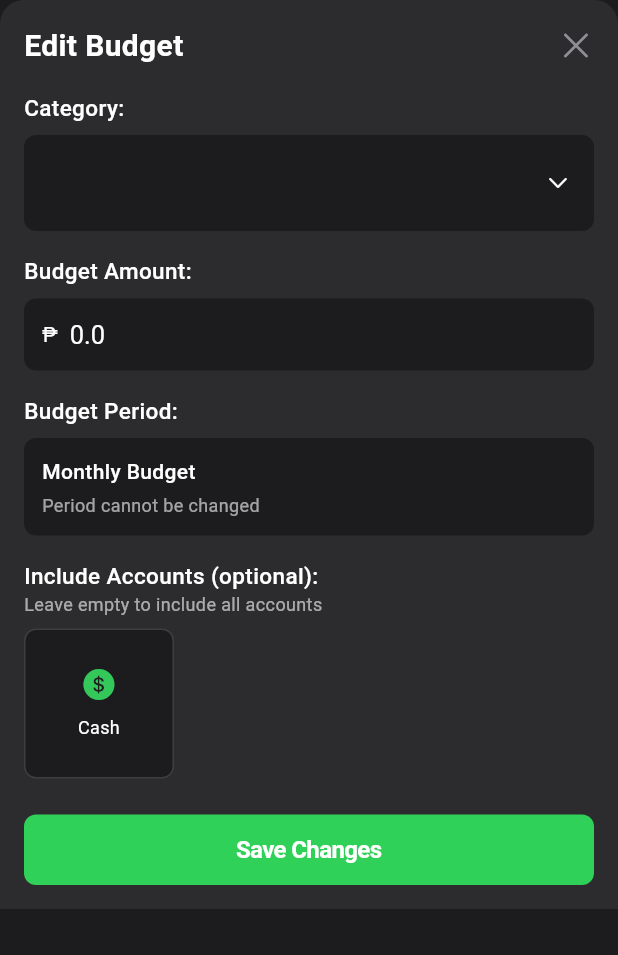
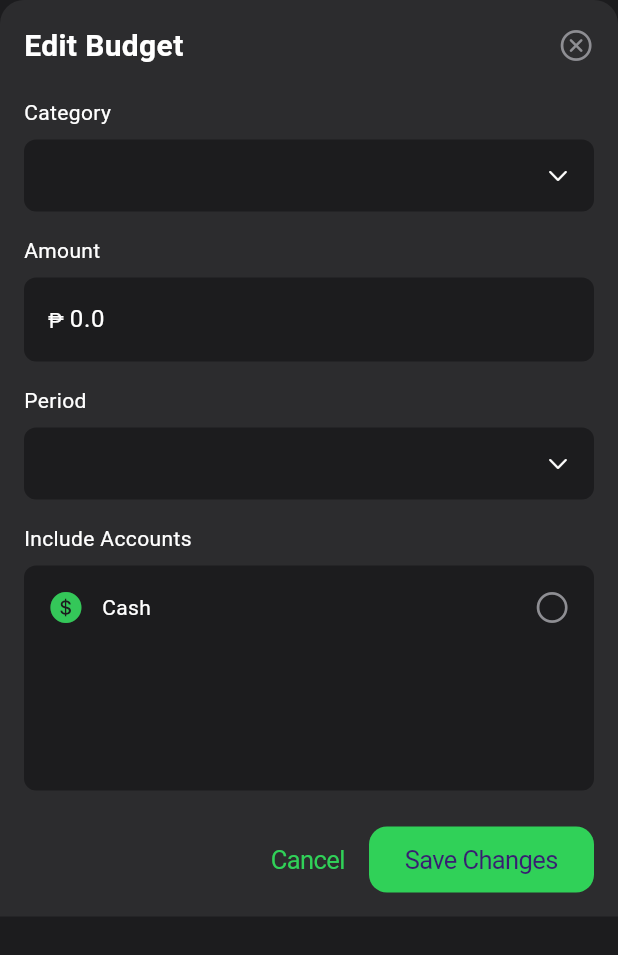
Before and after one commit to robthomas1120/budget_buddy, a Flutter app: the EditBudgetSheet widget shown alone on an empty page, opened directly with empty values, on a phone screen of 412 x 824 dp. Shown: the top 955 px of the screen. Run offline on Flutter 3.47's test engine with Material 3 defaults, Android fonts, the phone set to English and light mode, and no system bars; our stand-ins replace csv, file_picker, permission_handler, share_plus, shared_preferences, sqflite; accounts and stored records are empty.

Commit message:
fix edit budget

```diff
--- a/lib/widgets/budget_detail_sheet.dart
+++ b/lib/widgets/budget_detail_sheet.dart
@@ -27,11 +27,24 @@ class BudgetDetailSheet extends StatefulWidget {
 class _BudgetDetailSheetState extends State<BudgetDetailSheet> {
   List<Account> _associatedAccounts = [];
   bool _isLoading = true;
+  late String _selectedCategory; // Will be initialized in initState
+  late List<String> _categories; // Will be initialized in initState
 
   @override
   void initState() {
     super.initState();
     _loadAssociatedAccounts();
+
+    // Define standard categories
+    _categories = ["All", "Food", "Transportation", "Entertainment", "Utilities", "Shopping", "Education", "Others"];
+
+    // Add the budget's category if it's not already in the list
+    if (!_categories.contains(widget.budget.category)) {
+      _categories.add(widget.budget.category);
+    }
+
+    // Set initial category based on budget
+    _selectedCategory = widget.budget.category;
   }
 
   Future<void> _loadAssociatedAccounts() async {
@@ -195,24 +208,20 @@ class _BudgetDetailSheetState extends State<BudgetDetailSheet> {
               ),
             ),
             SizedBox(width: 8),
+            // Replaced with a non-dropdown UI element since this seems to be causing layout issues
             Container(
               padding: EdgeInsets.symmetric(horizontal: 8, vertical: 4),
               decoration: BoxDecoration(
-                color: budget.isOverBudget
-                    ? themeData.expenseColor.withOpacity(0.1)
-                    : themeData.primaryColor.withOpacity(0.1),
+                color: themeData.primaryColor.withOpacity(0.1),
                 borderRadius: BorderRadius.circular(10),
-                border: Border.all(color: Colors.transparent),  // Clear any borders
               ),
               child: Text(
-                budget.isOverBudget ? 'Over Budget' : 'Within Budget',
+                widget.budget.category,
                 style: TextStyle(
                   fontSize: 14,
                   fontWeight: FontWeight.w500,
-                  color: budget.isOverBudget
-                      ? themeData.expenseColor
-                      : themeData.primaryColor,
-                  decoration: TextDecoration.none,  // Explicitly remove decoration
+                  color: themeData.primaryColor,
+                  decoration: TextDecoration.none,
                 ),
               ),
             ),
--- a/lib/widgets/edit_budget_sheet.dart
+++ b/lib/widgets/edit_budget_sheet.dart
@@ -2,6 +2,7 @@
 
 import 'package:flutter/cupertino.dart';
 import 'package:flutter/material.dart';
+import 'package:intl/intl.dart';
 import 'package:provider/provider.dart';
 import '../database/database_helper.dart';
 import '../models/budget.dart';
@@ -23,24 +24,35 @@ class EditBudgetSheet extends StatefulWidget {
 }
 
 class _EditBudgetSheetState extends State<EditBudgetSheet> {
+  final _formKey = GlobalKey<FormState>();
   late TextEditingController _amountController;
   late String _selectedCategory;
+  late String _selectedPeriod;
   List<Account> _accounts = [];
-  late List<int> _selectedAccountIds;
+  List<int> _selectedAccountIds = [];
   bool _isLoading = true;
 
+  // Define your categories
   final List<String> _categories = [
-    'Food', 'Transportation', 'Entertainment', 'Housing',
-    'Shopping', 'Utilities', 'Healthcare', 'Education', 'Other'
+    "Food", "Transportation", "Entertainment", "Utilities",
+    "Shopping", "Education", "Others"
   ];
+
+  final List<String> _periods = ["weekly", "monthly"];
 
   @override
   void initState() {
     super.initState();
     _amountController = TextEditingController(text: widget.budget.amount.toString());
     _selectedCategory = widget.budget.category;
+    _selectedPeriod = widget.budget.period;
     _selectedAccountIds = widget.budget.accountIds ?? [];
     _loadAccounts();
+
+    // Make sure the category from the budget is in our list
+    if (!_categories.contains(_selectedCategory)) {
+      _categories.add(_selectedCategory);
+    }
   }
 
   @override
@@ -63,47 +75,22 @@ class _EditBudgetSheetState extends State<EditBudgetSheet> {
   }
 
   Future<void> _updateBudget() async {
-    // Validate inputs
-    if (_amountController.text.isEmpty) {
-      _showError('Please enter a budget amount');
-      return;
-    }
+    if (!_formKey.currentState!.validate()) return;
 
-    final amount = double.tryParse(_amountController.text);
-    if (amount == null || amount <= 0) {
-      _showError('Please enter a valid amount greater than zero');
-      return;
-    }
-
-    // Create updated budget object
-    final updatedBudget = widget.budget.copyWith(
+    final updatedBudget = Budget(
+      id: widget.budget.id,
       category: _selectedCategory,
-      amount: amount,
+      amount: double.parse(_amountController.text),
+      period: _selectedPeriod,
+      spent: widget.budget.spent,
+      startDate: widget.budget.startDate,
+      endDate: widget.budget.endDate,
       accountIds: _selectedAccountIds.isEmpty ? null : _selectedAccountIds,
     );
 
-    // Save to database
     await DatabaseHelper.instance.updateBudget(updatedBudget);
-
-    // Notify caller and close sheet
+    widget.onBudgetUpdated();
     Navigator.pop(context);
-    widget.onBudgetUpdated();
-  }
-
-  void _showError(String message) {
-    showCupertinoDialog(
-      context: context,
-      builder: (context) => CupertinoAlertDialog(
-        title: Text('Error'),
-        content: Text(message),
-        actions: [
-          CupertinoDialogAction(
-            child: Text('OK'),
-            onPressed: () => Navigator.pop(context),
-          ),
-        ],
-      ),
-    );
   }
 
   @override
@@ -111,13 +98,10 @@ class _EditBudgetSheetState extends State<EditBudgetSheet> {
     final themeProvider = Provider.of<ThemeProvider>(context);
     final themeData = themeProvider.currentThemeData;
 
-    return Container(
-      padding: EdgeInsets.only(
-        bottom: MediaQuery.of(context).viewInsets.bottom + 16,
-        top: 16,
-        left: 16,
-        right: 16,
-      ),
+    return Material(  // Add Material widget here
+      color: Colors.transparent,
+      child: Container(
+        padding: EdgeInsets.all(16),
         decoration: BoxDecoration(
           color: themeData.cardColor,
           borderRadius: BorderRadius.vertical(top: Radius.circular(16)),
@@ -126,31 +110,20 @@ class _EditBudgetSheetState extends State<EditBudgetSheet> {
           top: false,
           child: _isLoading
             ? Center(child: CupertinoActivityIndicator())
-            : SingleChildScrollView(
-                child: Column(
-                  mainAxisSize: MainAxisSize.min,
-                  crossAxisAlignment: CrossAxisAlignment.start,
-                  children: [
-                    _buildHeader(themeData),
-                    SizedBox(height: 16),
-                    _buildCategorySelector(themeData),
-                    SizedBox(height: 16),
-                    _buildAmountField(themeData),
-                    SizedBox(height: 16),
-                    _buildPeriodInfo(themeData),
-                    SizedBox(height: 16),
-                    _buildAccountSelector(themeData),
-                    SizedBox(height: 24),
-                    _buildSubmitButton(themeData),
-                  ],
-                ),
+            : _buildForm(themeData),
         ),
       ),
     );
   }
 
-  Widget _buildHeader(AppThemeData themeData) {
-    return Row(
+  Widget _buildForm(AppThemeData themeData) {
+    return Form(
+      key: _formKey,
+      child: Column(
+        mainAxisSize: MainAxisSize.min,
+        crossAxisAlignment: CrossAxisAlignment.stretch,
+        children: [
+          Row(
             mainAxisAlignment: MainAxisAlignment.spaceBetween,
             children: [
               Text(
@@ -163,36 +136,23 @@ class _EditBudgetSheetState extends State<EditBudgetSheet> {
               ),
               GestureDetector(
                 onTap: () => Navigator.pop(context),
-          child: Icon(CupertinoIcons.xmark, color: themeData.brightness == Brightness.dark
-              ? CupertinoColors.systemGrey : CupertinoColors.systemGrey),
+                child: Icon(CupertinoIcons.xmark_circle, color: CupertinoColors.systemGrey),
               ),
             ],
-    );
-  }
+          ),
+          SizedBox(height: 20),
 
-  Widget _buildCategorySelector(AppThemeData themeData) {
-    return Column(
-      crossAxisAlignment: CrossAxisAlignment.start,
-      children: [
-        Text(
-          'Category:',
-          style: TextStyle(
-            fontSize: 15,
-            fontWeight: FontWeight.w500,
-            color: themeData.textColor,
-          ),
-        ),
+          // Category Dropdown
+          Text('Category', style: TextStyle(color: themeData.textColor)),
           SizedBox(height: 8),
           Container(
-          padding: EdgeInsets.symmetric(horizontal: 16, vertical: 8),
+            padding: EdgeInsets.symmetric(horizontal: 16, vertical: 0),
             decoration: BoxDecoration(
               color: themeData.brightness == Brightness.dark
                   ? CupertinoColors.systemGrey6.darkColor
                   : CupertinoColors.systemGrey6,
               borderRadius: BorderRadius.circular(8),
             ),
-          child: DefaultTextStyle(
-            style: TextStyle(color: themeData.textColor),
             child: DropdownButtonHideUnderline(
               child: DropdownButton<String>(
                 value: _selectedCategory,
@@ -223,208 +183,170 @@ class _EditBudgetSheetState extends State<EditBudgetSheet> {
               ),
             ),
           ),
+          SizedBox(height: 16),
+
+          // Amount Input
+          Text('Amount', style: TextStyle(color: themeData.textColor)),
+          SizedBox(height: 8),
+          TextFormField(
+            controller: _amountController,
+            keyboardType: TextInputType.numberWithOptions(decimal: true),
+            decoration: InputDecoration(
+              fillColor: themeData.brightness == Brightness.dark
+                  ? CupertinoColors.systemGrey6.darkColor
+                  : CupertinoColors.systemGrey6,
+              filled: true,
+              border: OutlineInputBorder(
+                borderRadius: BorderRadius.circular(8),
+                borderSide: BorderSide.none,
               ),
-      ],
-    );
+              prefixText: '₱ ',
+              prefixStyle: TextStyle(color: themeData.textColor),
+            ),
+            style: TextStyle(color: themeData.textColor),
+            validator: (value) {
+              if (value == null || value.isEmpty) {
+                return 'Please enter an amount';
               }
+              if (double.tryParse(value) == null) {
+                return 'Please enter a valid number';
+              }
+              if (double.parse(value) <= 0) {
+                return 'Amount must be greater than zero';
+              }
+              return null;
+            },
+          ),
+          SizedBox(height: 16),
 
-  Widget _buildAmountField(AppThemeData themeData) {
-    return Column(
-      crossAxisAlignment: CrossAxisAlignment.start,
-      children: [
-        Text(
-          'Budget Amount:',
-          style: TextStyle(
-            fontSize: 15,
-            fontWeight: FontWeight.w500,
-            color: themeData.textColor,
-          ),
-        ),
+          // Period Dropdown
+          Text('Period', style: TextStyle(color: themeData.textColor)),
           SizedBox(height: 8),
-        CupertinoTextField(
-          controller: _amountController,
-          placeholder: '0.00',
-          prefix: Padding(
-            padding: EdgeInsets.only(left: 12),
-            child: Text('₱', style: TextStyle(color: themeData.textColor)),
-          ),
-          padding: EdgeInsets.symmetric(vertical: 12, horizontal: 8),
+          Container(
+            padding: EdgeInsets.symmetric(horizontal: 16, vertical: 0),
             decoration: BoxDecoration(
               color: themeData.brightness == Brightness.dark
                   ? CupertinoColors.systemGrey6.darkColor
                   : CupertinoColors.systemGrey6,
               borderRadius: BorderRadius.circular(8),
             ),
-          keyboardType: TextInputType.numberWithOptions(decimal: true),
+            child: DropdownButtonHideUnderline(
+              child: DropdownButton<String>(
+                value: _selectedPeriod,
+                isExpanded: true,
+                icon: Icon(CupertinoIcons.chevron_down, size: 16, color: themeData.textColor),
+                style: TextStyle(
+                  color: themeData.textColor,
+                  fontSize: 16,
+                ),
+                dropdownColor: themeData.cardColor,
+                borderRadius: BorderRadius.circular(8),
+                items: _periods.map((String period) {
+                  return DropdownMenuItem<String>(
+                    value: period,
+                    child: Text(
+                      period.capitalize(),
                       style: TextStyle(color: themeData.textColor),
                     ),
-      ],
                   );
+                }).toList(),
+                onChanged: (String? newValue) {
+                  if (newValue != null) {
+                    setState(() {
+                      _selectedPeriod = newValue;
+                    });
                   }
-
-  Widget _buildPeriodInfo(AppThemeData themeData) {
-    return Column(
-      crossAxisAlignment: CrossAxisAlignment.start,
-      children: [
-        Text(
-          'Budget Period:',
-          style: TextStyle(
-            fontSize: 15,
-            fontWeight: FontWeight.w500,
-            color: themeData.textColor,
+                },
               ),
             ),
+          ),
+          SizedBox(height: 16),
+
+          // Accounts Selection
+          Text('Include Accounts', style: TextStyle(color: themeData.textColor)),
           SizedBox(height: 8),
           Container(
-          width: double.infinity,
-          padding: EdgeInsets.all(12),
+            height: 150,
             decoration: BoxDecoration(
               color: themeData.brightness == Brightness.dark
                   ? CupertinoColors.systemGrey6.darkColor
                   : CupertinoColors.systemGrey6,
               borderRadius: BorderRadius.circular(8),
             ),
-          child: Column(
-            crossAxisAlignment: CrossAxisAlignment.start,
+            child: ListView.builder(
+              itemCount: _accounts.length,
+              padding: EdgeInsets.all(8),
+              itemBuilder: (context, index) {
+                final account = _accounts[index];
+                final isSelected = _selectedAccountIds.contains(account.id);
+
+                return Container(
+                  margin: EdgeInsets.only(bottom: 8),
+                  child: Material( // Add Material widget here for inkwell
+                    color: Colors.transparent,
+                    child: InkWell(
+                      onTap: () {
+                        setState(() {
+                          if (isSelected) {
+                            _selectedAccountIds.remove(account.id);
+                          } else {
+                            _selectedAccountIds.add(account.id!);
+                          }
+                        });
+                      },
+                      borderRadius: BorderRadius.circular(8),
+                      child: Padding(
+                        padding: EdgeInsets.all(8),
+                        child: Row(
                           children: [
-              Text(
-                widget.budget.period == 'weekly' ? 'Weekly Budget' : 'Monthly Budget',
-                style: TextStyle(
-                  color: themeData.textColor,
-                  fontWeight: FontWeight.w500,
+                            Icon(
+                              _getAccountIcon(account.type),
+                              color: _getAccountColor(account.type),
+                            ),
+                            SizedBox(width: 12),
+                            Expanded(
+                              child: Text(
+                                account.name,
+                                style: TextStyle(color: themeData.textColor),
                               ),
                             ),
-              SizedBox(height: 4),
-              Text(
-                'Period cannot be changed',
-                style: TextStyle(
-                  color: themeData.textColor.withOpacity(0.6),
-                  fontSize: 12,
-                ),
+                            Icon(
+                              isSelected
+                                  ? CupertinoIcons.checkmark_circle_fill
+                                  : CupertinoIcons.circle,
+                              color: isSelected
+                                  ? themeData.primaryColor
+                                  : CupertinoColors.systemGrey,
                             ),
                           ],
                         ),
                       ),
-      ],
-    );
-  }
-
-  Widget _buildAccountSelector(AppThemeData themeData) {
-    return Column(
-      crossAxisAlignment: CrossAxisAlignment.start,
-      children: [
-        Text(
-          'Include Accounts (optional):',
-          style: TextStyle(
-            fontSize: 15,
-            fontWeight: FontWeight.w500,
-            color: themeData.textColor,
-          ),
-        ),
-        Text(
-          'Leave empty to include all accounts',
-          style: TextStyle(
-            fontSize: 12,
-            color: themeData.textColor.withOpacity(0.6),
-          ),
-        ),
-        SizedBox(height: 8),
-        if (_accounts.isEmpty)
-          Text(
-            'No accounts found',
-            style: TextStyle(
-              fontSize: 14,
-              color: themeData.textColor.withOpacity(0.7),
-            ),
-          )
-        else
-          Container(
-            height: 100,
-            child: ListView.builder(
-              scrollDirection: Axis.horizontal,
-              itemCount: _accounts.length,
-              itemBuilder: (context, index) {
-                final account = _accounts[index];
-                final isSelected = _selectedAccountIds.contains(account.id);
-
-                return GestureDetector(
-                  onTap: () {
-                    setState(() {
-                      if (isSelected) {
-                        _selectedAccountIds.remove(account.id);
-                      } else if (account.id != null) {
-                        _selectedAccountIds.add(account.id!);
-                      }
-                    });
-                  },
-                  child: Container(
-                    width: 100,
-                    margin: EdgeInsets.only(right: 8),
-                    decoration: BoxDecoration(
-                      color: isSelected
-                          ? themeData.primaryColor.withOpacity(0.1)
-                          : themeData.brightness == Brightness.dark
-                              ? CupertinoColors.systemGrey6.darkColor
-                              : CupertinoColors.systemGrey6,
-                      borderRadius: BorderRadius.circular(8),
-                      border: Border.all(
-                        color: isSelected
-                            ? themeData.primaryColor
-                            : themeData.brightness == Brightness.dark
-                                ? CupertinoColors.systemGrey.withOpacity(0.3)
-                                : CupertinoColors.systemGrey4,
-                      ),
-                    ),
-                    padding: EdgeInsets.all(12),
-                    child: Column(
-                      mainAxisAlignment: MainAxisAlignment.center,
-                      children: [
-                        Icon(
-                          _getAccountIcon(account.type),
-                          color: isSelected
-                              ? themeData.primaryColor
-                              : _getAccountColor(account.type),
-                          size: 24,
-                        ),
-                        SizedBox(height: 8),
-                        Text(
-                          account.name,
-                          textAlign: TextAlign.center,
-                          style: TextStyle(
-                            fontSize: 12,
-                            color: themeData.textColor,
-                            fontWeight: isSelected ? FontWeight.bold : FontWeight.normal,
-                          ),
-                          maxLines: 2,
-                          overflow: TextOverflow.ellipsis,
-                        ),
-                      ],
                     ),
                   ),
                 );
               },
             ),
           ),
+          SizedBox(height: 24),
+
+          // Action Buttons
+          Row(
+            mainAxisAlignment: MainAxisAlignment.end,
+            children: [
+              CupertinoButton(
+                padding: EdgeInsets.zero,
+                onPressed: () => Navigator.pop(context),
+                child: Text('Cancel'),
+              ),
+              SizedBox(width: 16),
+              CupertinoButton.filled(
+                padding: EdgeInsets.symmetric(horizontal: 24, vertical: 8),
+                onPressed: _updateBudget,
+                child: Text('Save Changes'),
+              ),
             ],
-    );
-  }
-
-  Widget _buildSubmitButton(AppThemeData themeData) {
-    return SizedBox(
-      width: double.infinity,
-      child: CupertinoButton(
-        padding: EdgeInsets.symmetric(vertical: 14),
-        borderRadius: BorderRadius.circular(8),
-        color: themeData.primaryColor,
-        onPressed: _updateBudget,
-        child: Text(
-          'Save Changes',
-          style: TextStyle(
-            fontSize: 16,
-            fontWeight: FontWeight.bold,
-            color: CupertinoColors.white,
           ),
-        ),
+        ],
       ),
     );
   }
@@ -457,3 +379,10 @@ class _EditBudgetSheetState extends State<EditBudgetSheet> {
     }
   }
 }
+
+// Extension to capitalize the first letter of a string
+extension StringExtension on String {
+  String capitalize() {
+    return "${this[0].toUpperCase()}${this.substring(1)}";
+  }
+}
```
Lines whose indentation alone changed are shown as unchanged.
